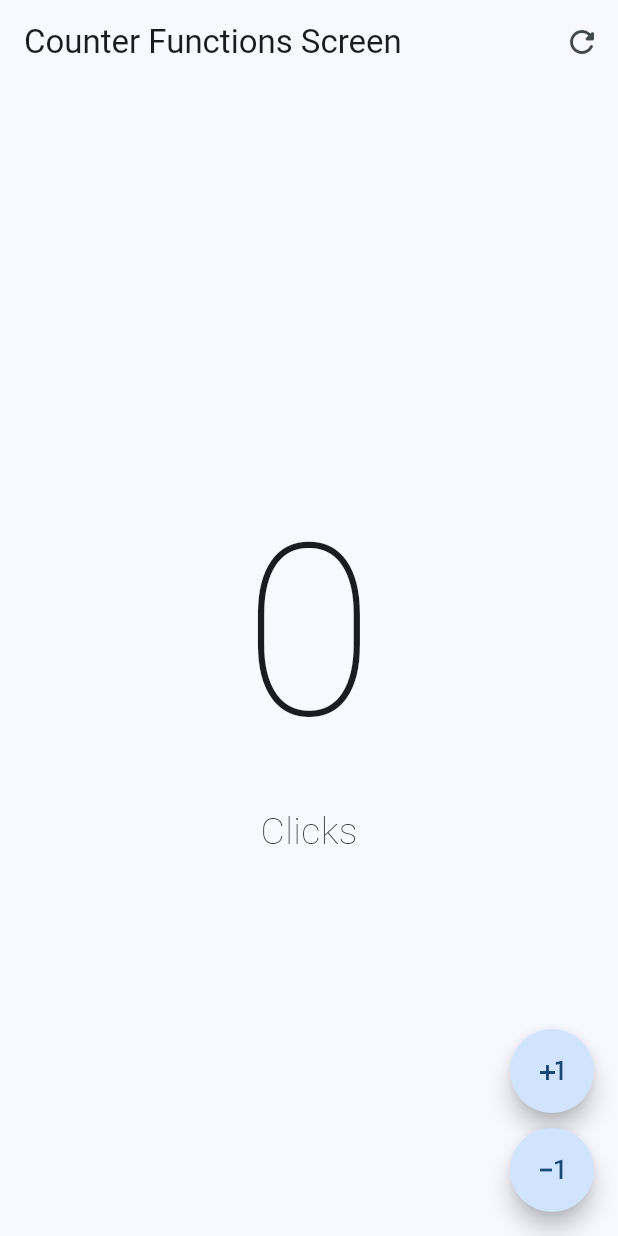
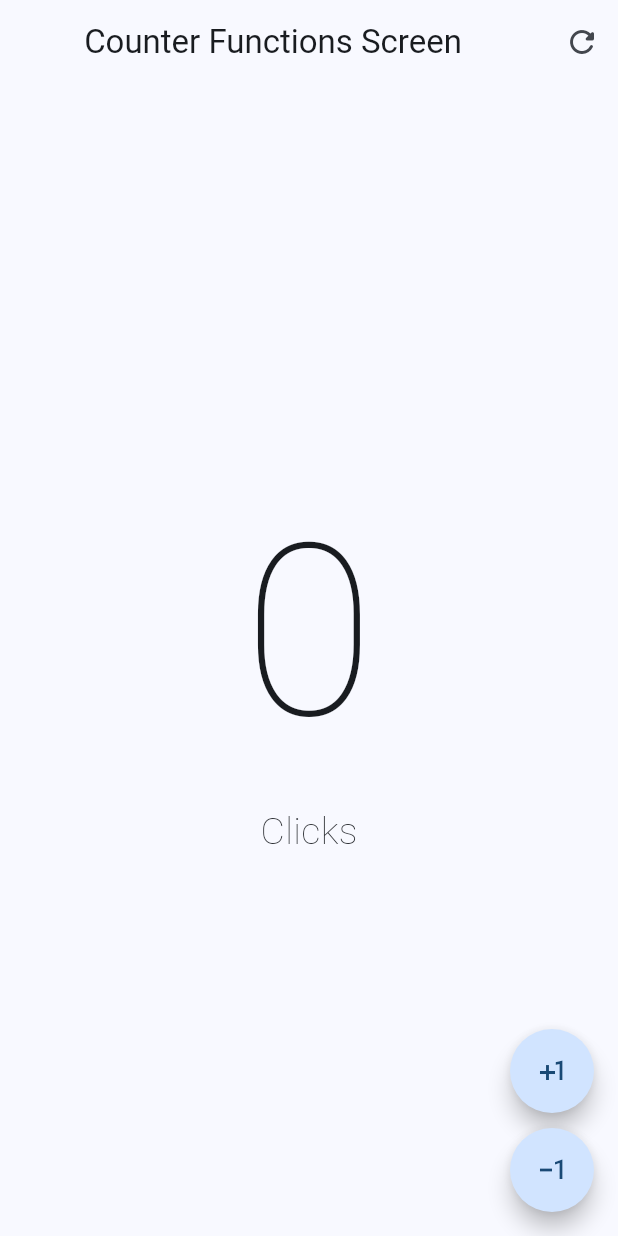
Before and after one commit to jucarlos/flutter2025-01-hellow-word, a Flutter app: the screen it shows after launch, on a phone screen of 412 x 824 dp. Run offline on Flutter 3.47's test engine with Material 3 defaults, Android fonts, the phone set to English and light mode, and no system bars.

Commit message:
Ponemos centrado el título del AppBar

```diff
--- a/lib/presentation/screens/counter/counter_functions_screen.dart
+++ b/lib/presentation/screens/counter/counter_functions_screen.dart
@@ -13,7 +13,7 @@ class _CounterFunctionsScreenState extends State<CounterFunctionsScreen> {
   Widget build(BuildContext context) {
     return Scaffold(
       appBar: AppBar(
-        title: const Text('Counter Functions Screen'),
+        title: const Center(child: Text('Counter Functions Screen')),
         actions: [
           IconButton(
             onPressed: () {
```
